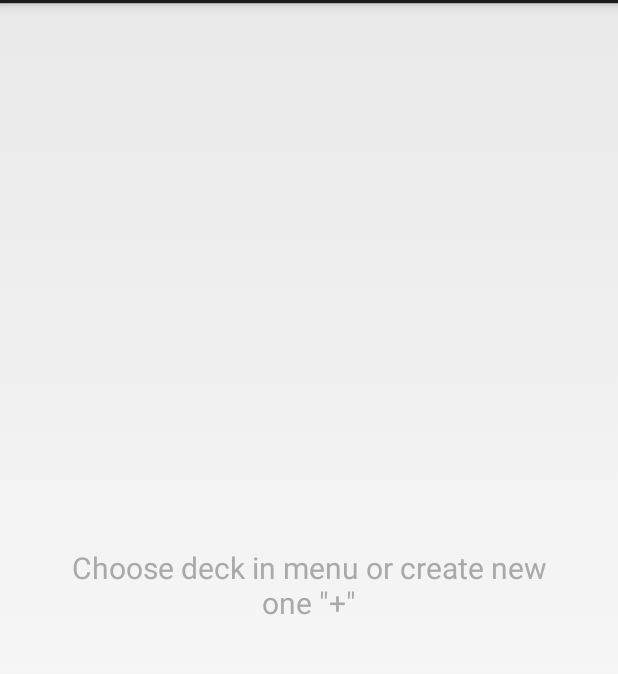
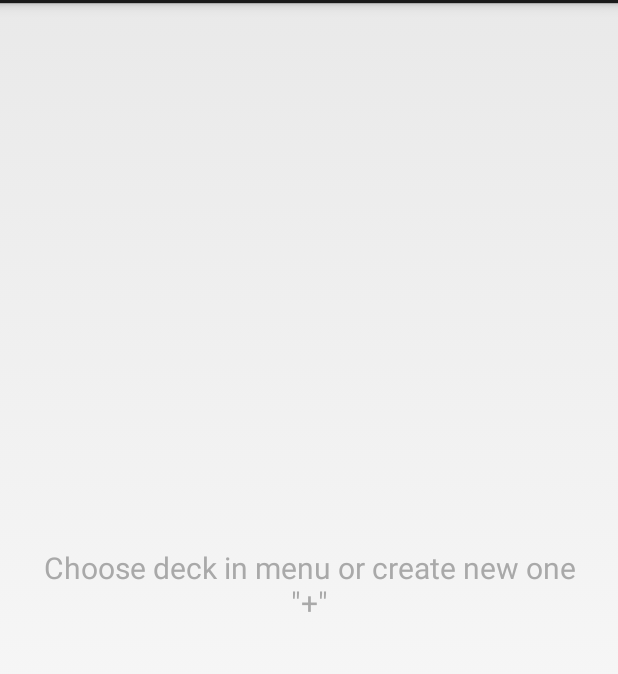
Before and after one commit to warmount/ESV2, an Android app: the screen it shows after launch (MainActivity), after a tap on "EasyScrum", on a phone screen of 412 x 824 dp, the part 69-743 px from its top. Run offline under Robolectric (Android 15) with nearby library versions, the phone set to English and light mode, and no system bars; 3 statements that could not run were skipped.

Commit message:
v2.0.3 reduce size

```diff
--- a/EasyScrumV2/src/main/res/layout/card_layout.xml
+++ b/EasyScrumV2/src/main/res/layout/card_layout.xml
@@ -38,10 +38,9 @@
             android:layout_width="fill_parent"
             android:layout_height="fill_parent"
             android:id="@+id/card_num"
-            android:textSize="100dp"
+            android:textSize="100sp"
             android:gravity="center_vertical|center_horizontal"
             android:layout_gravity="center"
-            android:visibility="gone"
-            />
+            android:visibility="gone"/>
 
 </RelativeLayout>
--- a/EasyScrumV2/src/main/res/layout/fragment_main.xml
+++ b/EasyScrumV2/src/main/res/layout/fragment_main.xml
@@ -4,8 +4,6 @@
     android:layout_height="match_parent"
     android:paddingLeft="@dimen/activity_horizontal_margin"
     android:paddingRight="@dimen/activity_horizontal_margin"
-    android:paddingTop="@dimen/activity_vertical_margin"
-    android:paddingBottom="@dimen/activity_vertical_margin"
     tools:context="org.sfsteam.easyscrum.MainActivity$PlaceholderFragment">
 
     <TextView
@@ -16,8 +14,7 @@
         android:visibility="gone"
         android:gravity="center_vertical|center_horizontal"
         android:textColor="#A9A9A9"
-        android:textSize="20dp"
-        android:layout_margin="20dp"/>
+        android:textSize="20dp"/>
 
     <GridView
         android:layout_width="fill_parent"
@@ -30,7 +27,6 @@
         android:verticalSpacing="10dp"
         android:visibility="gone"
         android:clickable="false"
-        android:choiceMode="singleChoice"
-        android:smoothScrollbar="false"/>
+        android:choiceMode="singleChoice"/>
 
 </RelativeLayout>
```
Also changed, not shown: EasyScrumV2/src/main/java/org/sfsteam/easyscrum/CardActivity.java (+8 -8 lines), EasyScrumV2/src/main/java/org/sfsteam/easyscrum/MainActivity.java (+2 -38 lines), EasyScrumV2/src/main/java/org/sfsteam/easyscrum/data/DeckArrayAdapter.java (+9 -4 lines).
